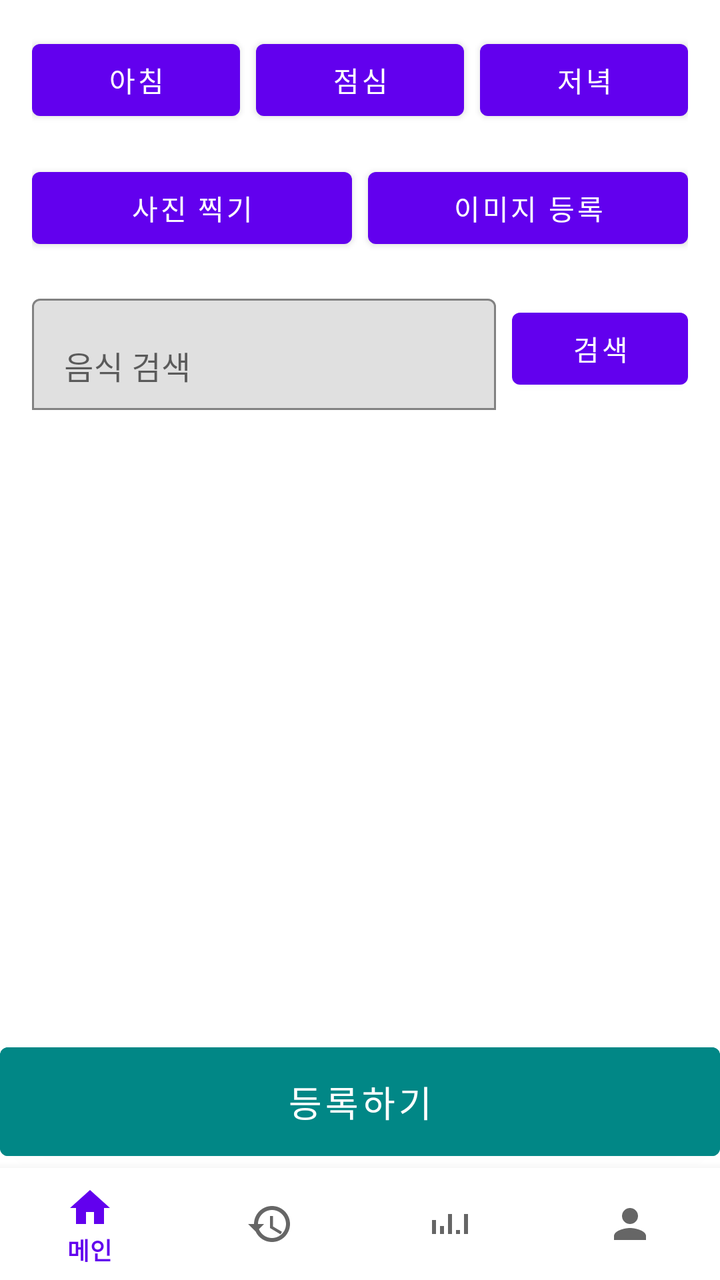
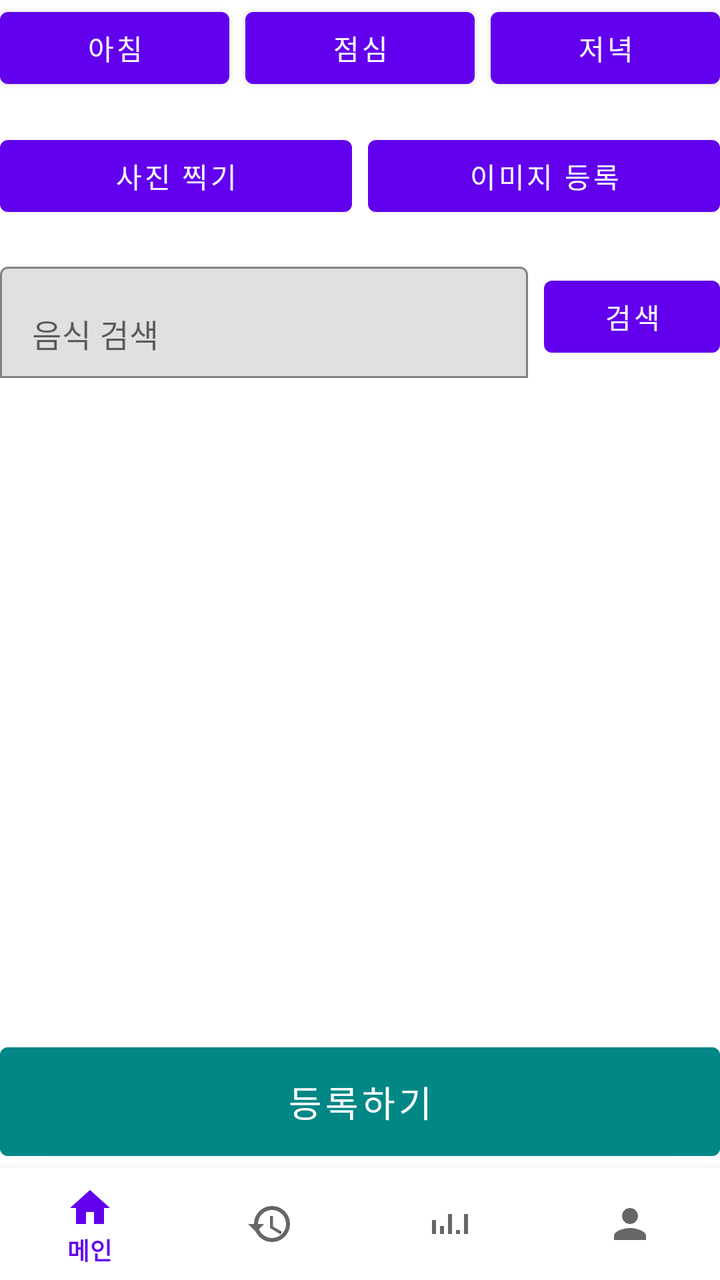

Two renders of the same Android screen: before a commit and after it. Below are the layout's source before the change and the commit's diff.
<!-- AndroidManifest.xml: activity theme Theme.MaterialComponents.DayNight.NoActionBar -->
<!-- res/layout/activity_record.xml -->
<?xml version="1.0" encoding="utf-8"?>
<androidx.coordinatorlayout.widget.CoordinatorLayout
    xmlns:android="http://schemas.android.com/apk/res/android"
    xmlns:app="http://schemas.android.com/apk/res-auto"
    android:layout_width="match_parent"
    android:layout_height="match_parent">

    
    <ScrollView
        android:layout_width="match_parent"
        android:layout_height="match_parent"
        android:fillViewport="true"
        android:padding="16dp"
        android:paddingBottom="140dp"> 

        <LinearLayout
            android:orientation="vertical"
            android:layout_width="match_parent"
            android:layout_height="wrap_content">

            
            <LinearLayout
                android:orientation="horizontal"
                android:layout_width="match_parent"
                android:layout_height="wrap_content"
                android:gravity="center"
                android:layout_marginBottom="16dp">

                <Button
                    android:id="@+id/btnBreakfast"
                    android:layout_width="0dp"
                    android:layout_height="wrap_content"
                    android:layout_weight="1"
                    android:text="아침" />

                <Button
                    android:id="@+id/btnLunch"
                    android:layout_width="0dp"
                    android:layout_height="wrap_content"
                    android:layout_weight="1"
                    android:layout_marginStart="8dp"
                    android:text="점심" />

                <Button
                    android:id="@+id/btnDinner"
                    android:layout_width="0dp"
                    android:layout_height="wrap_content"
                    android:layout_weight="1"
                    android:layout_marginStart="8dp"
                    android:text="저녁" />
            </LinearLayout>

            
            <LinearLayout
                android:orientation="horizontal"
                android:layout_width="match_parent"
                android:layout_height="wrap_content"
                android:gravity="center"
                android:layout_marginBottom="16dp">

                <Button
                    android:id="@+id/btnTakePhoto"
                    android:layout_width="0dp"
                    android:layout_height="wrap_content"
                    android:layout_weight="1"
                    android:text="사진 찍기" />

                <Button
                    android:id="@+id/btnSelectImage"
                    android:layout_width="0dp"
                    android:layout_height="wrap_content"
                    android:layout_marginStart="8dp"
                    android:layout_weight="1"
                    android:text="이미지 등록" />
            </LinearLayout>

            
            <LinearLayout
                android:id="@+id/searchRow"
                android:layout_width="match_parent"
                android:layout_height="wrap_content"
                android:orientation="horizontal"
                android:gravity="center_vertical">

                <com.google.android.material.textfield.TextInputLayout
                    android:id="@+id/layoutSearch"
                    android:layout_width="0dp"
                    android:layout_height="wrap_content"
                    android:layout_weight="1"
                    android:hint="음식 검색"
                    app:boxBackgroundMode="outline">

                    <com.google.android.material.textfield.TextInputEditText
                        android:id="@+id/inputSearch"
                        android:layout_width="match_parent"
                        android:layout_height="wrap_content"
                        android:inputType="text" />
                </com.google.android.material.textfield.TextInputLayout>

                <Button
                    android:id="@+id/btnSearchFood"
                    android:layout_width="wrap_content"
                    android:layout_height="wrap_content"
                    android:text="검색"
                    android:layout_marginStart="8dp"/>
            </LinearLayout>

            
            <ListView
                android:id="@+id/listSearchResults"
                android:layout_width="match_parent"
                android:layout_height="wrap_content"
                android:dividerHeight="8dp"
                android:visibility="gone"
                android:layout_marginTop="8dp" />

            
            <ImageView
                android:id="@+id/imgPreview"
                android:layout_width="match_parent"
                android:layout_height="240dp"
                android:scaleType="centerCrop"
                android:visibility="gone"
                android:layout_marginTop="20dp"
                android:background="#DDDDDD" />

            
            <LinearLayout
                android:id="@+id/analysisContainer"
                android:layout_width="match_parent"
                android:layout_height="wrap_content"
                android:orientation="vertical"
                android:visibility="gone"
                android:layout_marginTop="16dp"
                android:padding="8dp"
                android:background="#F7F7F7">
            </LinearLayout>

        </LinearLayout>
    </ScrollView>

    
    <LinearLayout
        android:id="@+id/bottomArea"
        android:orientation="vertical"
        android:layout_width="match_parent"
        android:layout_height="wrap_content"
        android:layout_gravity="bottom">

        <Button
            android:id="@+id/btnSave"
            android:layout_width="match_parent"
            android:layout_height="wrap_content"
            android:text="등록하기"
            android:backgroundTint="@color/teal_700"
            android:textColor="@android:color/white"
            android:textSize="18sp"
            android:padding="14dp" />

        <com.google.android.material.bottomnavigation.BottomNavigationView
            android:id="@+id/bottomNavigationView"
            android:layout_width="match_parent"
            android:layout_height="wrap_content"
            app:menu="@menu/bottom_nav_menu" />
    </LinearLayout>

</androidx.coordinatorlayout.widget.CoordinatorLayout>
<!-- resources referenced by this layout -->
<resources>
  <color name="teal_700">#FF018786</color>
</resources>

<!-- the commit's change to res/layout/activity_record.xml (unified diff, before → after) -->
@@ -10,8 +10,7 @@
         android:layout_width="match_parent"
         android:layout_height="match_parent"
         android:fillViewport="true"
-        android:padding="16dp"
-        android:paddingBottom="140dp"> 
+        android:paddingBottom="180dp">
 
         <LinearLayout
             android:orientation="vertical"
@@ -106,11 +105,11 @@
             </LinearLayout>
 
             
-            <ListView
-                android:id="@+id/listSearchResults"
+            <LinearLayout
+                android:id="@+id/searchResultContainer"
+                android:orientation="vertical"
                 android:layout_width="match_parent"
                 android:layout_height="wrap_content"
-                android:dividerHeight="8dp"
                 android:visibility="gone"
                 android:layout_marginTop="8dp" />
 
@@ -133,10 +132,9 @@
                 android:visibility="gone"
                 android:layout_marginTop="16dp"
                 android:padding="8dp"
-                android:background="#F7F7F7">
-            </LinearLayout>
+                android:background="#F7F7F7" />
+        </LinearLayout>
 
-        </LinearLayout>
     </ScrollView>
 
     
